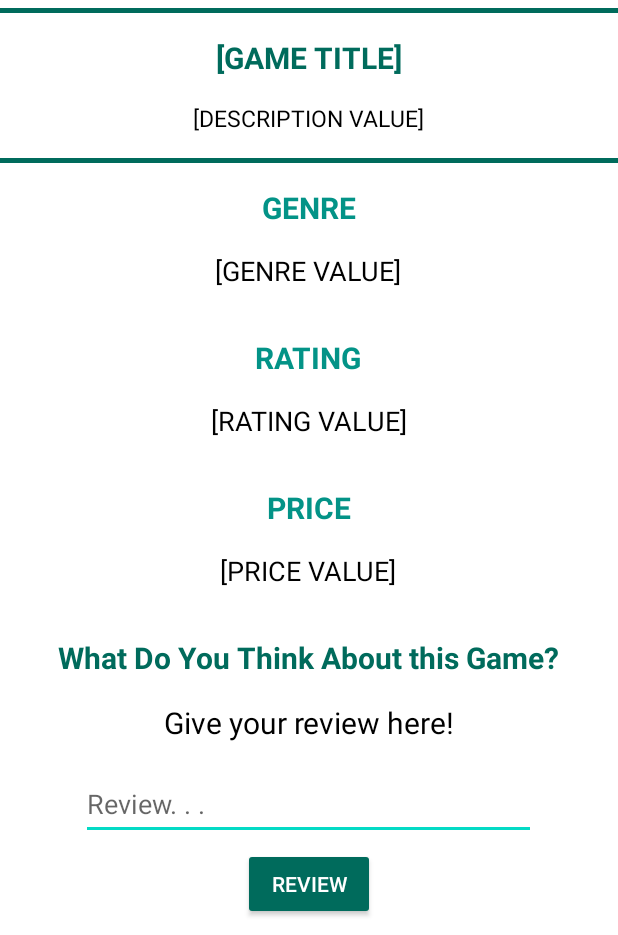
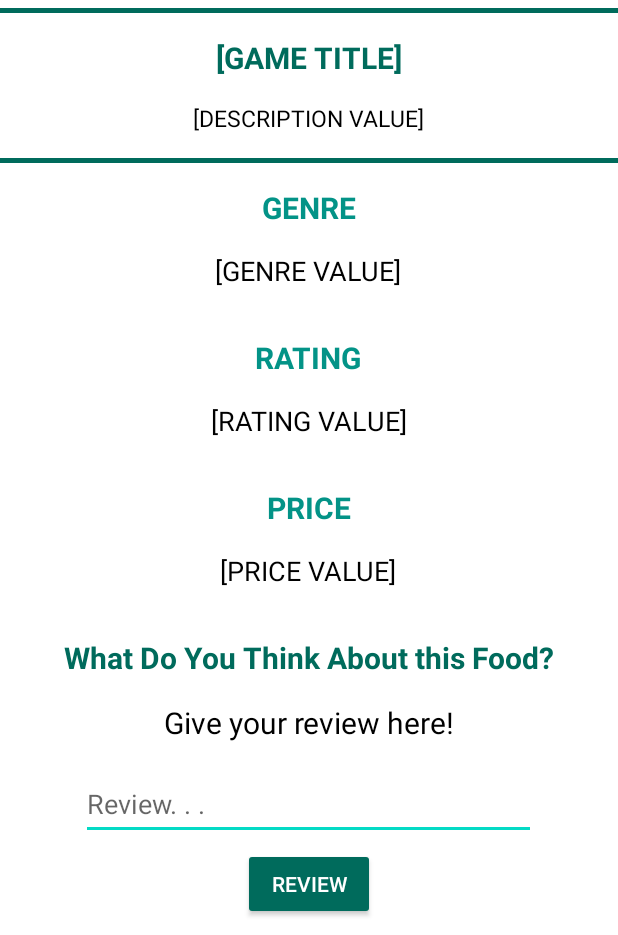
Before and after one commit to kareltan2/JSteam-V2, an Android app: the layout activity_games_detail.xml on its own in the app's theme, with its tools: preview values and no code run, on a phone screen of 412 x 824 dp, the part 301-1236 px from its top. Run offline under Robolectric (Android 15) with nearby library versions, the phone set to English and light mode, and no system bars; network calls fail.

Commit message:
change name

```diff
--- a/app/src/main/res/layout/activity_games_detail.xml
+++ b/app/src/main/res/layout/activity_games_detail.xml
@@ -119,7 +119,7 @@
         android:layout_width="wrap_content"
         android:layout_height="wrap_content"
         android:layout_gravity="center"
-        android:text="What Do You Think About this Game?"
+        android:text="What Do You Think About this Food?"
         android:textColor="@color/dark_green"
         android:textSize="20dp"
         android:textStyle="bold"
```
